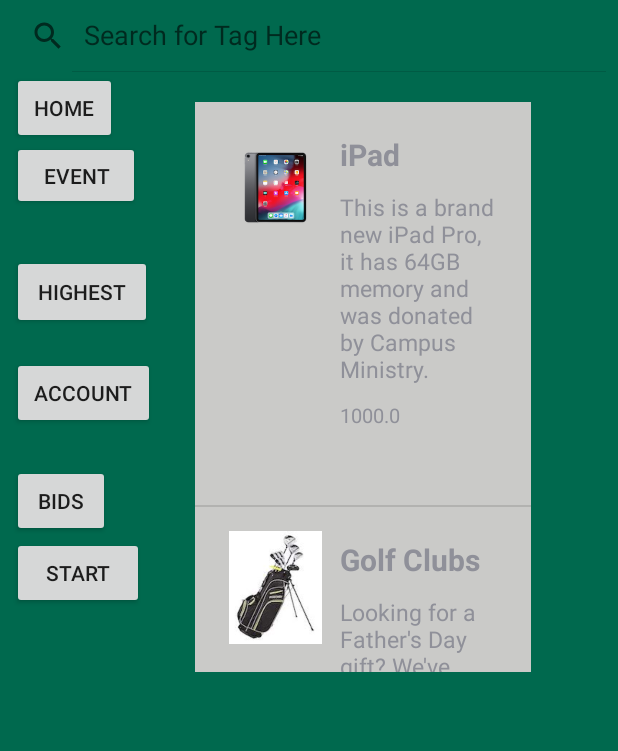
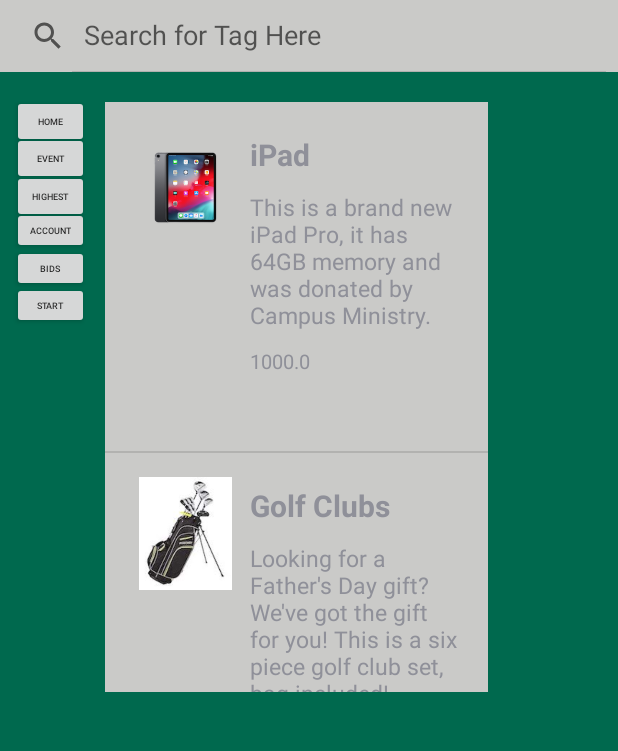
Before and after one commit to noface-0/LoyolaUni-AuctioningApp-Website, an Android app: the screen it shows after launch (MainActivity), on a phone screen of 412 x 824 dp, the part 147-898 px from its top. Run offline under Robolectric (Android 15) with nearby library versions, the phone set to English and light mode, and no system bars.

Commit message:
editting format and buttons

```diff
--- a/AndroidApp/app/src/main/res/layout/activity_main.xml
+++ b/AndroidApp/app/src/main/res/layout/activity_main.xml
@@ -26,15 +26,16 @@
              android:layout_height="wrap_content"
              android:queryHint="Search for Tag Here"
              android:iconifiedByDefault="false"
+             android:background="@color/greyhoundGrey"
              android:clickable="true">
 
 
          </SearchView>
 
          <LinearLayout
-             android:layout_width="224dp"
-             android:layout_height="383dp"
-             android:layout_marginStart="130dp"
+             android:layout_width="255dp"
+             android:layout_height="393dp"
+             android:layout_marginStart="70dp"
              android:layout_marginLeft="0dp"
              android:layout_marginTop="20dp"
              android:orientation="vertical"
@@ -45,10 +46,11 @@
 
              <ListView
                  android:id="@+id/list_of_items"
-                 android:layout_width="match_parent"
-                 android:textColor="@color/greyhoundGrey"
+                 android:layout_width="256dp"
+                 android:layout_height="420dp"
+                 android:layout_marginLeft="0dp"
                  android:background="@color/greyhoundGrey"
-                 android:layout_height="380dp"></ListView>
+                 android:textColor="@color/greyhoundGrey"></ListView>
          </LinearLayout>
      </LinearLayout>
 
@@ -67,11 +69,12 @@
 
     <Button
         android:id="@+id/itemsHighestButton"
-        android:layout_width="93dp"
-        android:layout_height="49dp"
+        android:layout_width="51dp"
+        android:layout_height="35dp"
         android:layout_marginStart="8dp"
         android:layout_marginLeft="8dp"
-        android:layout_marginTop="212dp"
+        android:layout_marginTop="155dp"
+        android:textSize="6dp"
         android:text="Highest"
         app:layout_constraintLeft_toLeftOf="parent"
         app:layout_constraintRight_toRightOf="parent"
@@ -80,12 +83,13 @@
 
     <Button
         android:id="@+id/whatIBidOnButton"
-        android:layout_width="65dp"
-        android:layout_height="0dp"
+        android:layout_width="51dp"
+        android:layout_height="31dp"
         android:layout_marginStart="8dp"
         android:layout_marginLeft="8dp"
-        android:layout_marginTop="352dp"
+        android:layout_marginTop="205dp"
         android:text="Bids"
+        android:textSize="6dp"
         app:layout_constraintLeft_toLeftOf="parent"
         app:layout_constraintRight_toRightOf="parent"
         app:layout_constraintStart_toStartOf="parent"
@@ -93,12 +97,13 @@
 
     <Button
         android:id="@+id/loginButton"
-        android:layout_width="95dp"
-        android:layout_height="48dp"
+        android:layout_width="51dp"
+        android:layout_height="31dp"
         android:layout_marginStart="8dp"
         android:layout_marginLeft="8dp"
-        android:layout_marginTop="280dp"
+        android:layout_marginTop="180dp"
         android:text="Account"
+        android:textSize="6dp"
         app:layout_constraintLeft_toLeftOf="parent"
         app:layout_constraintRight_toRightOf="parent"
         app:layout_constraintStart_toStartOf="parent"
@@ -106,12 +111,13 @@
 
     <Button
         android:id="@+id/homeButton"
-        android:layout_width="70dp"
-        android:layout_height="0dp"
+        android:layout_width="51dp"
+        android:layout_height="35dp"
         android:layout_marginStart="8dp"
         android:layout_marginLeft="8dp"
-        android:layout_marginTop="90dp"
+        android:layout_marginTop="105dp"
         android:text="Home"
+        android:textSize="6dp"
         app:layout_constraintLeft_toLeftOf="parent"
         app:layout_constraintRight_toRightOf="parent"
         app:layout_constraintStart_toStartOf="parent"
@@ -119,12 +125,13 @@
 
     <Button
         android:id="@+id/eventButton"
-        android:layout_width="85dp"
-        android:layout_height="46dp"
+        android:layout_width="51dp"
+        android:layout_height="35dp"
         android:layout_marginStart="8dp"
         android:layout_marginLeft="8dp"
-        android:layout_marginTop="136dp"
+        android:layout_marginTop="130dp"
         android:text="Event"
+        android:textSize="6dp"
         app:layout_constraintLeft_toLeftOf="parent"
         app:layout_constraintRight_toRightOf="parent"
         app:layout_constraintStart_toStartOf="parent"
@@ -132,12 +139,13 @@
 
     <Button
         android:id="@+id/countdownButton"
-        android:layout_width="wrap_content"
-        android:layout_height="wrap_content"
+        android:layout_width="51dp"
+        android:layout_height="31dp"
         android:layout_marginStart="8dp"
         android:layout_marginLeft="8dp"
-        android:layout_marginTop="400dp"
+        android:layout_marginTop="230dp"
         android:text="Start/Stop"
+        android:textSize="6dp"
         app:layout_constraintLeft_toLeftOf="parent"
         app:layout_constraintRight_toRightOf="parent"
         app:layout_constraintStart_toStartOf="parent"
@@ -145,12 +153,13 @@
 
     <Button
         android:id="@+id/button_reset"
-        android:layout_width="wrap_content"
-        android:layout_height="wrap_content"
+        android:layout_width="51dp"
+        android:layout_height="31dp"
         android:layout_marginStart="8dp"
         android:layout_marginLeft="8dp"
-        android:layout_marginTop="448dp"
+        android:layout_marginTop="255dp"
         android:text="Reset"
+        android:textSize="6dp"
         app:layout_constraintLeft_toLeftOf="parent"
         app:layout_constraintRight_toRightOf="parent"
         app:layout_constraintStart_toStartOf="parent"
```
